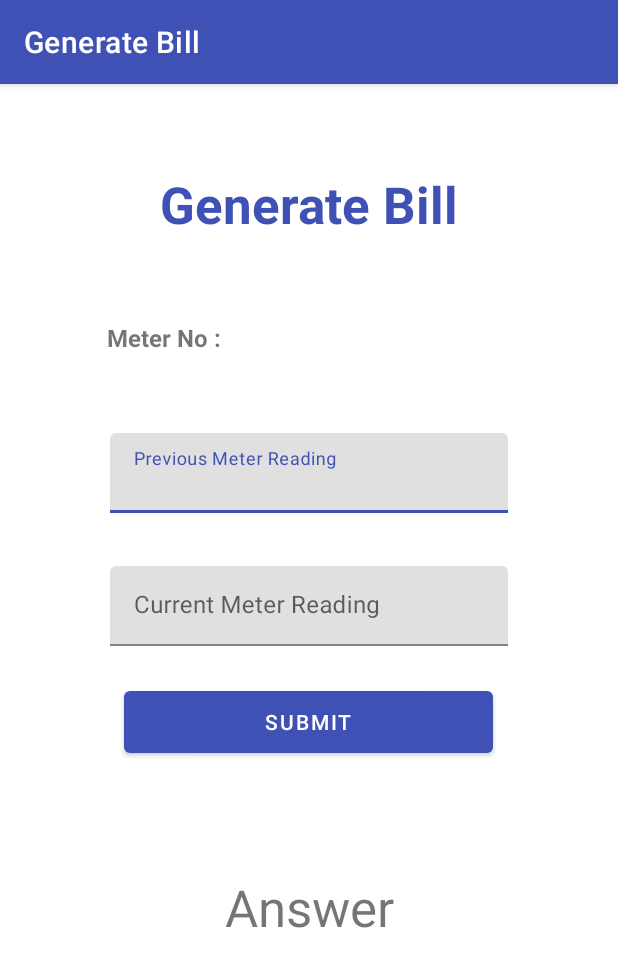
After one commit to Preethik06/Final2, an Android app: the GenerateBill screen opened directly, with no data from a screen before it, on a phone screen of 412 x 824 dp. The commit adds this screen. Shown: the top 967 px of the screen. Run offline under Robolectric (Android 15) with nearby library versions, the phone set to English and light mode, and no system bars.

Commit message:
Final Commit

```diff
--- a/app/build.gradle
+++ b/app/build.gradle
@@ -35,6 +35,7 @@ dependencies {
     implementation 'com.google.android.material:material:1.9.0'
     implementation 'androidx.constraintlayout:constraintlayout:2.1.4'
     implementation 'com.google.firebase:firebase-auth-ktx:22.1.1'
+    implementation 'com.google.firebase:firebase-database-ktx:20.2.2'
     testImplementation 'junit:junit:4.13.2'
     androidTestImplementation 'androidx.test.ext:junit:1.1.5'
     androidTestImplementation 'androidx.test.espresso:espresso-core:3.5.1'
--- /dev/null
+++ b/app/src/main/java/com/example/final2/GenerateBill.java
@@ -0,0 +1,88 @@
+package com.example.final2;
+
+import androidx.appcompat.app.AppCompatActivity;
+
+import android.content.Intent;
+import android.os.Bundle;
+import android.view.View;
+import android.widget.Button;
+import android.widget.EditText;
+import android.widget.TextView;
+
+import com.google.android.material.textfield.TextInputEditText;
+
+public class GenerateBill extends AppCompatActivity {
+    TextInputEditText v1,v2;
+    TextView meterno;
+    Button calculate;
+    TextView textView;
+    String meter_display;
+    @Override
+    protected void onCreate(Bundle savedInstanceState) {
+        super.onCreate(savedInstanceState);
+        setContentView(R.layout.activity_generate_bill);
+        v1=findViewById(R.id.prevReading);
+        v2=findViewById(R.id.currReading);
+        meterno=findViewById(R.id.meterno);
+        textView=findViewById(R.id.textView1);
+        calculate=findViewById(R.id.submit);
+
+        Intent intent=getIntent();
+        meter_display=intent.getStringExtra("meter_key");
+        meterno.setText(meter_display);
+
+        calculate.setOnClickListener(new View.OnClickListener() {
+            @Override
+            public void onClick(View view) {
+                int n1 = Integer.parseInt(v1.getText().toString());;
+                int n2 = Integer.parseInt(v2.getText().toString());
+                int unit = n2 - n1;
+                double billAmount = calculateElectricityBill(unit);
+                textView.setText(String.valueOf(billAmount));
+            }
+        });
+    }
+
+    private double calculateElectricityBill(int unit) {
+        double billAmount = 0;
+        int slab;
+        switch (unit / 100) {
+            case 0:
+                slab = 0;
+                break;
+            case 1:
+                slab = 1;
+                break;
+            case 2:
+                slab = 2;
+                break;
+            case 3:
+                slab = 3;
+                break;
+            case 4:
+                slab = 4;
+                break;
+            default:
+                slab = 5;
+                break;
+        }
+        switch (slab) {
+            case 0:
+                billAmount = (unit * 1.75);
+                break;
+            case 1:
+                billAmount = 100 * 1.75 + (unit-100) * 2.60;
+                break;
+            case 2:
+                billAmount = 100 * 1.75 + 100 * 2.60 + (unit-200) * 3.30;
+                break;
+            case 3:
+                billAmount = 100 * 1.75 + 100 * 2.60 + 100 * 3.30 + (unit-300) * 4.40;
+                break;
+            default:
+                billAmount = 100 * 1.75 + 100 * 2.60 + 100 * 3.30 + 100 * 4.40 + (unit-400) * 5.10;
+                break;
+        }
+        return billAmount;
+    }
+}
--- /dev/null
+++ b/app/src/main/res/layout/activity_generate_bill.xml
@@ -0,0 +1,115 @@
+<?xml version="1.0" encoding="utf-8"?>
+<androidx.constraintlayout.widget.ConstraintLayout xmlns:android="http://schemas.android.com/apk/res/android"
+    xmlns:app="http://schemas.android.com/apk/res-auto"
+    xmlns:tools="http://schemas.android.com/tools"
+    android:layout_width="match_parent"
+    android:layout_height="match_parent"
+    tools:context=".GenerateBill">
+
+  <Button
+      android:id="@+id/submit"
+      android:layout_width="246dp"
+      android:layout_height="53dp"
+      android:text="Submit"
+      app:layout_constraintBottom_toBottomOf="parent"
+      app:layout_constraintEnd_toEndOf="parent"
+      app:layout_constraintHorizontal_bias="0.496"
+      app:layout_constraintStart_toStartOf="parent"
+      app:layout_constraintTop_toTopOf="parent"
+      app:layout_constraintVertical_bias="0.558" />
+
+  <com.google.android.material.textfield.TextInputLayout
+      android:id="@+id/prev"
+      android:layout_width="265dp"
+      android:layout_height="53dp"
+      android:layout_marginBottom="250dp"
+      app:layout_constraintBottom_toBottomOf="parent"
+      app:layout_constraintEnd_toEndOf="parent"
+      app:layout_constraintHorizontal_bias="0.5"
+      app:layout_constraintStart_toStartOf="parent"
+      app:layout_constraintTop_toTopOf="parent"
+      app:layout_constraintVertical_bias="0.5">
+
+    <com.google.android.material.textfield.TextInputEditText
+        android:id="@+id/prevReading"
+        android:layout_width="match_parent"
+        android:layout_height="wrap_content"
+        android:hint="Previous Meter Reading"
+        android:inputType="text" />
+  </com.google.android.material.textfield.TextInputLayout>
+
+  <com.google.android.material.textfield.TextInputLayout
+      android:id="@+id/curr"
+      android:layout_width="265dp"
+      android:layout_height="53dp"
+      app:layout_constraintBottom_toBottomOf="parent"
+      app:layout_constraintEnd_toEndOf="parent"
+      app:layout_constraintHorizontal_bias="0.5"
+      app:layout_constraintStart_toStartOf="parent"
+      app:layout_constraintTop_toTopOf="parent"
+      app:layout_constraintVertical_bias="0.45">
+
+    <com.google.android.material.textfield.TextInputEditText
+        android:id="@+id/currReading"
+        android:layout_width="match_parent"
+        android:layout_height="wrap_content"
+        android:hint="Current Meter Reading"
+        android:inputType="text" />
+  </com.google.android.material.textfield.TextInputLayout>
+
+
+  <TextView
+      android:id="@+id/textView"
+      android:layout_width="wrap_content"
+      android:layout_height="wrap_content"
+      android:text="Generate Bill"
+      android:textSize="34sp"
+      android:textStyle="bold"
+      android:textColor="@color/purple_500"
+      app:layout_constraintBottom_toTopOf="@+id/curr"
+      app:layout_constraintEnd_toEndOf="parent"
+      app:layout_constraintStart_toStartOf="parent"
+      app:layout_constraintTop_toTopOf="parent"
+      app:layout_constraintVertical_bias="0.207" />
+
+  <TextView
+      android:id="@+id/textView1"
+      android:layout_width="match_parent"
+      android:layout_height="wrap_content"
+      android:gravity="center"
+      android:text="Answer"
+      android:textSize="34sp"
+      app:layout_constraintBottom_toBottomOf="parent"
+      app:layout_constraintEnd_toEndOf="parent"
+      app:layout_constraintStart_toStartOf="parent"
+      app:layout_constraintTop_toTopOf="parent"
+      app:layout_constraintVertical_bias="0.728" />
+
+  <TextView
+      android:id="@+id/textView2"
+      android:layout_width="wrap_content"
+      android:layout_height="wrap_content"
+      android:text="Meter No :"
+      android:textSize="16sp"
+      android:textStyle="bold"
+      app:layout_constraintBottom_toBottomOf="parent"
+      app:layout_constraintEnd_toEndOf="parent"
+      app:layout_constraintHorizontal_bias="0.212"
+      app:layout_constraintStart_toStartOf="parent"
+      app:layout_constraintTop_toTopOf="parent"
+      app:layout_constraintVertical_bias="0.212" />
+
+  <TextView
+      android:id="@+id/meterno"
+      android:layout_width="wrap_content"
+      android:layout_height="wrap_content"
+      android:text="TextView"
+      android:textSize="16sp"
+      app:layout_constraintBottom_toBottomOf="parent"
+      app:layout_constraintEnd_toEndOf="parent"
+      app:layout_constraintHorizontal_bias="0.471"
+      app:layout_constraintStart_toStartOf="parent"
+      app:layout_constraintTop_toTopOf="parent"
+      app:layout_constraintVertical_bias="0.212" />
+
+</androidx.constraintlayout.widget.ConstraintLayout>
--- a/app/src/main/res/layout/activity_main.xml
+++ b/app/src/main/res/layout/activity_main.xml
@@ -11,7 +11,10 @@
         android:layout_width="match_parent"
         android:layout_height="wrap_content"
         android:background="@color/purple_700"
-        android:padding="16dp">
+        android:padding="16dp"
+        app:layout_constraintEnd_toEndOf="parent"
+        app:layout_constraintHorizontal_bias="0.5"
+        app:layout_constraintStart_toStartOf="parent">
 
         <ImageView
             android:id="@+id/left_icon"
```
Also changed, not shown: app/src/main/AndroidManifest.xml (+15 -2 lines), app/src/main/java/com/example/final2/BillPrev.java (added, +14 -0 lines), app/src/main/java/com/example/final2/MainActivity.java (+11 -0 lines), app/src/main/java/com/example/final2/MeterValidation.java (added, +73 -0 lines), app/src/main/res/layout/activity_bill_prev.xml (added, +9 -0 lines), app/src/main/res/layout/activity_meter_validation.xml (added, +75 -0 lines).
